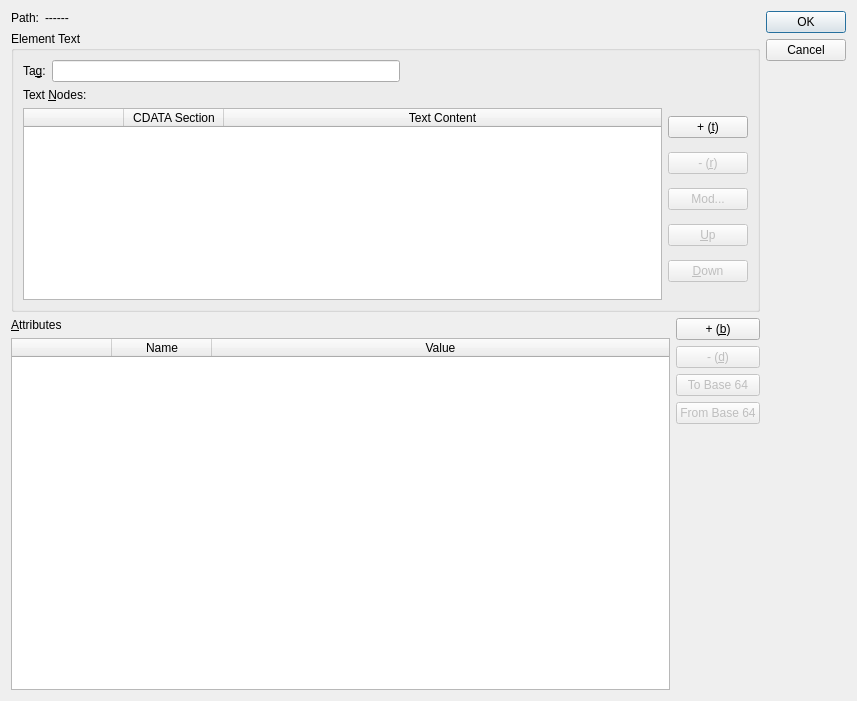
First picture: the form in src/EditElement.ui, repository lbellonda/qxmledit, before the edit.
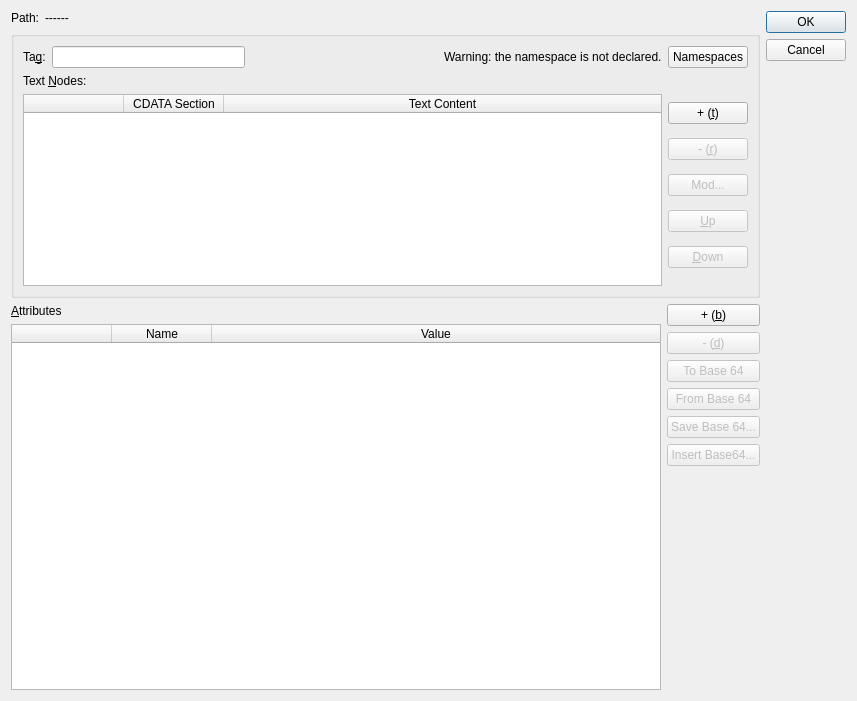
Second picture: the form after the edit.

Commit message: Namespace management, drop on base64 dialog and naming of tags in the installation scripts.

Diff of the .ui file:
```diff
--- a/src/EditElement.ui
+++ b/src/EditElement.ui
@@ -67,7 +67,7 @@
         </size>
        </property>
        <property name="title">
-        <string>Element Text</string>
+        <string/>
        </property>
        <layout class="QVBoxLayout" name="verticalLayout_5">
         <item>
@@ -117,6 +117,26 @@
             </property>
            </spacer>
           </item>
+          <item>
+           <widget class="QLabel" name="lblWarnNs">
+            <property name="text">
+             <string>Warning: the namespace is not declared.</string>
+            </property>
+           </widget>
+          </item>
+          <item>
+           <widget class="QPushButton" name="cmdNamespaces">
+            <property name="sizePolicy">
+             <sizepolicy hsizetype="Fixed" vsizetype="Fixed">
+              <horstretch>0</horstretch>
+              <verstretch>0</verstretch>
+             </sizepolicy>
+            </property>
+            <property name="text">
+             <string>Namespaces</string>
+            </property>
+           </widget>
+          </item>
          </layout>
         </item>
         <item>
@@ -357,6 +377,26 @@
            </property>
           </widget>
          </item>
+         <item>
+          <widget class="QPushButton" name="cmdSaveFileBase64">
+           <property name="enabled">
+            <bool>false</bool>
+           </property>
+           <property name="text">
+            <string>Save Base 64...</string>
+           </property>
+          </widget>
+         </item>
+         <item>
+          <widget class="QPushButton" name="cmdLoadFileBase64">
+           <property name="enabled">
+            <bool>false</bool>
+           </property>
+           <property name="text">
+            <string>Insert Base64...</string>
+           </property>
+          </widget>
+         </item>
          <item>
           <spacer name="verticalSpacer">
            <property name="orientation">
```
The commit also changes 67 other files.
